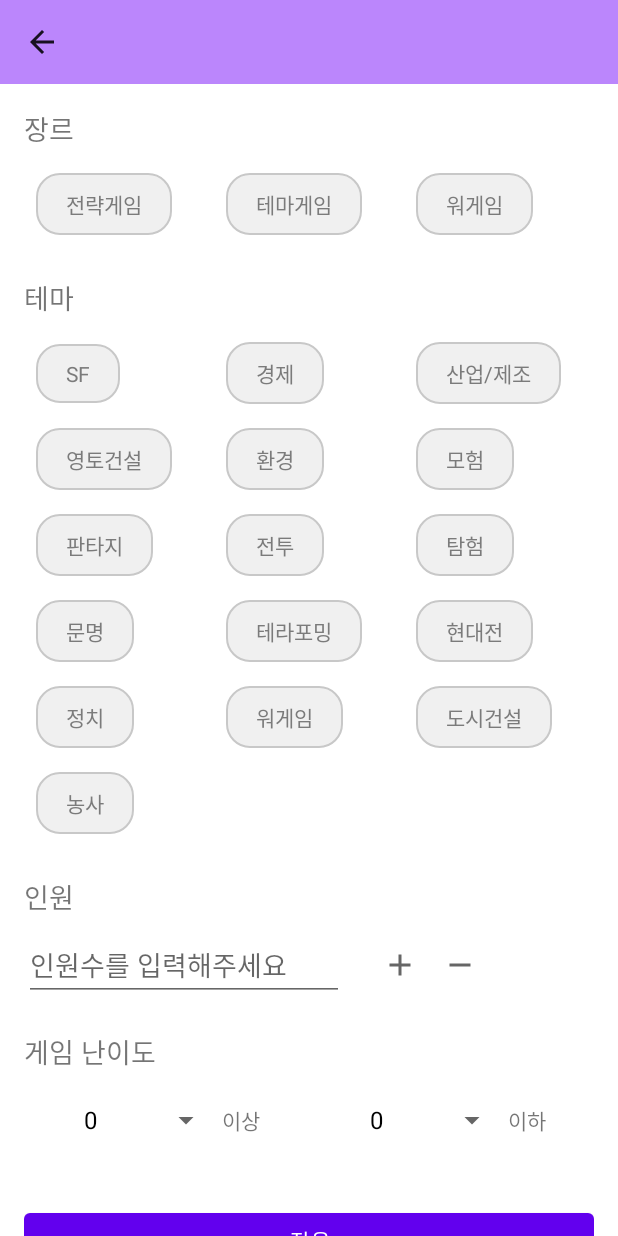
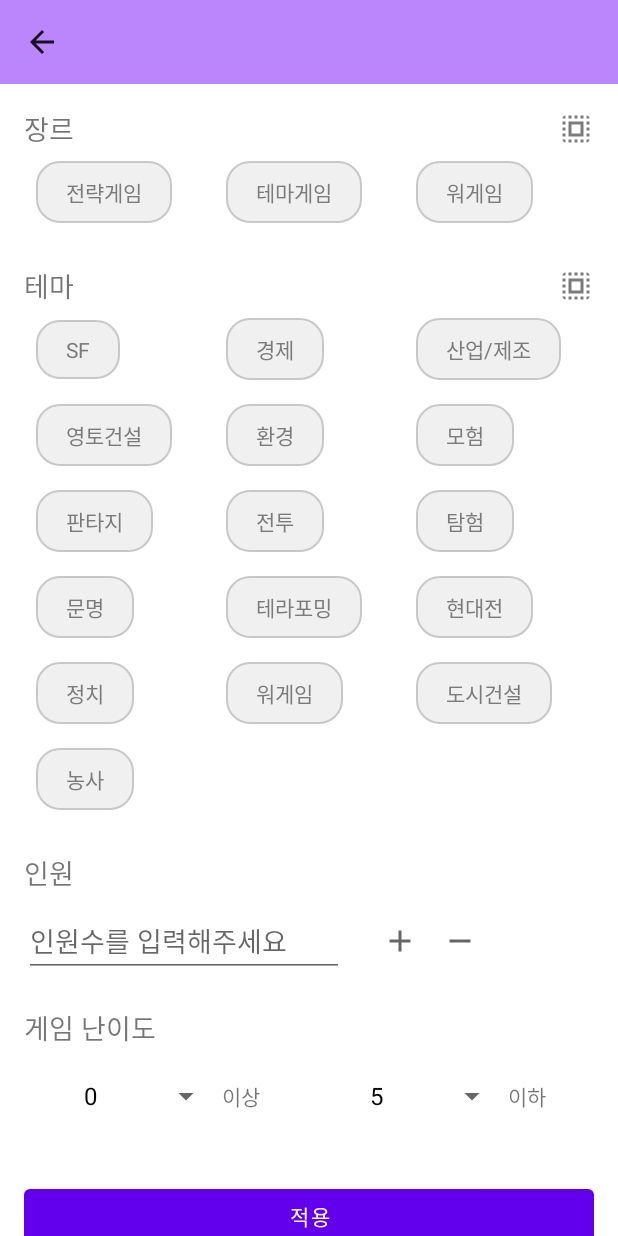
Before and after one commit to NyangX4/BoardGameApp_android, an Android app: the FilterActivity screen opened directly, with no data from a screen before it, on a phone screen of 412 x 824 dp. Run offline under Robolectric (Android 15) with nearby library versions, the phone set to English and light mode, and no system bars; our stand-ins replace data binding.

Commit message:
add select all button in filter activity

```diff
--- a/app/src/main/java/com/example/boardgame/FilterActivity.kt
+++ b/app/src/main/java/com/example/boardgame/FilterActivity.kt
@@ -6,11 +6,13 @@ import androidx.appcompat.app.AppCompatActivity
 import android.os.Bundle
 import android.util.Log
 import android.widget.ArrayAdapter
+import android.widget.ImageButton
 import android.widget.Toast
 import androidx.core.widget.addTextChangedListener
 import androidx.databinding.DataBindingUtil
 import androidx.recyclerview.widget.GridLayoutManager
 import androidx.recyclerview.widget.LinearLayoutManager
+import androidx.recyclerview.widget.RecyclerView
 import androidx.recyclerview.widget.StaggeredGridLayoutManager
 import com.example.boardgame.adapters.FilterAdapters
 import com.example.boardgame.adapters.ThemeAdpaters
@@ -19,7 +21,7 @@ import com.example.boardgame.data.TagList
 import com.example.boardgame.databinding.ActivityFilterBinding
 
 class FilterActivity : AppCompatActivity() {
-    private lateinit var binding : ActivityFilterBinding
+    private lateinit var binding: ActivityFilterBinding
 
     private lateinit var genreAdapter: FilterAdapters
     private lateinit var themeAdapter: FilterAdapters
@@ -40,32 +42,32 @@ class FilterActivity : AppCompatActivity() {
 
         setRecyclerView()
         setPeopleBtn()
+        // select all button
+        setSelectAll(binding.filterGenreSelectAll, binding.filterGenreRecyclerview, genreAdapter)
+        setSelectAll(binding.filterThemeSelectAll, binding.filterThemeRecyclerview, themeAdapter)
 
         // spinner
         // TODO : 조건 없는 경우 추가하기
-        val levelItems : List<Int> = listOf(0,1,2,3,4,5)
-        val levelAdapter : ArrayAdapter<Int?> = ArrayAdapter(this, android.R.layout.simple_spinner_dropdown_item, levelItems)
-        binding.filterLevelSpinnerMin.adapter = levelAdapter
-        binding.filterLevelSpinnerMax.adapter = levelAdapter
+        val levelItems: List<Int> = listOf(0, 1, 2, 3, 4, 5)
+        binding.filterLevelSpinnerMin.adapter =
+            ArrayAdapter(this, android.R.layout.simple_spinner_dropdown_item, levelItems)
+        binding.filterLevelSpinnerMax.adapter =
+            ArrayAdapter(this, android.R.layout.simple_spinner_dropdown_item, levelItems.reversed())
 
         // apply button
         binding.filterApplyBtn.setOnClickListener {
             val min = binding.filterLevelSpinnerMin.selectedItem as Int
             val max = binding.filterLevelSpinnerMax.selectedItem as Int
 
-            if (min != 0 && max != 0) {
-                if (min > max) {
             // TODO : warning 문구 바꾸기
-                    Log.i("에러 메시지", "들어옴!")
-                    Toast.makeText(applicationContext, "인원 수 warning", Toast.LENGTH_SHORT).show()
-
-                    //TODO : 예외처리 추가하기
-                    // 1. 인원 수 입력이 없을 때
-
-                    return@setOnClickListener
+            if (binding.filterPeopleEdit.text.toString().isEmpty()) {
+                // 인원 수 입력이 없을 때
+                Toast.makeText(this, "인원 수 warning", Toast.LENGTH_SHORT).show()
             }
+            else if (min > max) {
+                Toast.makeText(this, "난이도 warning", Toast.LENGTH_SHORT).show()
             }
-
+            else {
                 val intent: Intent = Intent()
                 intent.putExtra("genreList", genreAdapter.getSelectedList())
                 intent.putExtra("themeList", themeAdapter.getSelectedList())
@@ -76,24 +78,33 @@ class FilterActivity : AppCompatActivity() {
                 finish()
             }
         }
+    }
+
+    // 뒤로가기 버튼
+    override fun onSupportNavigateUp(): Boolean {
+        onBackPressed()
+        return true
+    }
 
     private fun setRecyclerView() {
         // genre recyclerView
         // TODO : spanCount를 auto fit으로 바꿔주기
-        binding.filterGenreRecyclerview.layoutManager = GridLayoutManager(this, 3, LinearLayoutManager.VERTICAL, false)
+        binding.filterGenreRecyclerview.layoutManager =
+            GridLayoutManager(this, 3, LinearLayoutManager.VERTICAL, false)
         binding.filterGenreRecyclerview.adapter = genreAdapter
         binding.filterGenreRecyclerview.setHasFixedSize(true)
 
         // theme recyclerView
         // TODO : spanCount를 auto fit으로 바꿔주기
-        binding.filterThemeRecyclerview.layoutManager = GridLayoutManager(this, 3, LinearLayoutManager.VERTICAL, false)
+        binding.filterThemeRecyclerview.layoutManager =
+            GridLayoutManager(this, 3, LinearLayoutManager.VERTICAL, false)
         binding.filterThemeRecyclerview.adapter = themeAdapter
         binding.filterThemeRecyclerview.setHasFixedSize(true)
     }
 
     private fun setPeopleBtn() {
         val editText = binding.filterPeopleEdit
-        editText.setOnClickListener{
+        editText.setOnClickListener {
             editText.setSelection(0, editText.text.toString().length)
         }
 
@@ -101,19 +112,26 @@ class FilterActivity : AppCompatActivity() {
         binding.filterPeoplePlus.setOnClickListener {
             if (editText.text.toString() == "") editText.setText("1")
             else
-                editText.setText((Integer.parseInt(editText.text.toString())+1).toString())
+                editText.setText((Integer.parseInt(editText.text.toString()) + 1).toString())
         }
         // remove button
         binding.filterPeopleRemove.setOnClickListener {
             if (editText.text.toString() == "") editText.setText("0")
             else if (Integer.parseInt(editText.text.toString()) > 0)
-                editText.setText((Integer.parseInt(editText.text.toString())-1).toString())
+                editText.setText((Integer.parseInt(editText.text.toString()) - 1).toString())
         }
     }
 
-    // 뒤로가기 버튼
-    override fun onSupportNavigateUp(): Boolean {
-        onBackPressed()
-        return true
+    private fun setSelectAll(allBtn : ImageButton, recyclerView: RecyclerView, adapters: FilterAdapters) {
+        allBtn.setOnClickListener {
+            allBtn.isSelected = !allBtn.isSelected
+
+            for (i in 0 until recyclerView.childCount) {
+                val holder : FilterAdapters.ItemHolder =
+                    recyclerView.getChildViewHolder(recyclerView.getChildAt(i)) as FilterAdapters.ItemHolder
+
+                adapters.selectItem(holder, i, allBtn.isSelected)
             }
         }
+    }
+}
--- a/app/src/main/java/com/example/boardgame/adapters/FilterAdapters.kt
+++ b/app/src/main/java/com/example/boardgame/adapters/FilterAdapters.kt
@@ -7,24 +7,29 @@ import androidx.recyclerview.widget.RecyclerView
 import com.example.boardgame.databinding.TagItemBinding
 
 class FilterAdapters(var context : Context, var list : List<String>) : RecyclerView.Adapter<FilterAdapters.ItemHolder>() {
+
+    class ItemHolder(val binding : TagItemBinding) : RecyclerView.ViewHolder(binding.root) {
+        fun onBind(tag : String) {
+            binding.tag = tag
+        }
+    }
+
     private var selectedList : ArrayList<String> = arrayListOf()
 
     override fun onCreateViewHolder(parent: ViewGroup, viewType: Int): ItemHolder {
         val itemHolder = TagItemBinding.inflate(LayoutInflater.from(parent.context), parent, false)
         return ItemHolder(itemHolder)
     }
-
     override fun getItemCount(): Int {
         return list.size
     }
-
     override fun onBindViewHolder(holder: ItemHolder, position: Int) {
         holder.onBind(list[position])
 
-        val binding = holder.binding
-        binding.tagItem.setOnClickListener {
-            binding.tagItem.isSelected = !binding.tagItem.isSelected
-            onClickItem(list[position], binding.tagItem.isSelected)
+        val tagItem = holder.binding.tagItem
+        tagItem.setOnClickListener {
+            tagItem.isSelected = !tagItem.isSelected
+            onClickItem(list[position], tagItem.isSelected)
         }
     }
 
@@ -34,12 +39,10 @@ class FilterAdapters(var context : Context, var list : List<String>) : RecyclerV
         else
             selectedList.remove(tag)
     }
-
     fun getSelectedList() = selectedList
 
-    class ItemHolder(val binding : TagItemBinding) : RecyclerView.ViewHolder(binding.root) {
-        fun onBind(tag : String) {
-            binding.tag = tag
-        }
+    fun selectItem(holder : ItemHolder, position: Int, allBtnIsSelected : Boolean) {
+        holder.binding.tagItem.isSelected = allBtnIsSelected
+        onClickItem(list[position], allBtnIsSelected)
     }
 }
--- /dev/null
+++ b/app/src/main/res/animator/selected_tag_all_btn.xml
@@ -0,0 +1,6 @@
+<?xml version="1.0" encoding="utf-8"?>
+<selector xmlns:android="http://schemas.android.com/apk/res/android">
+    <item android:state_pressed="true" android:drawable="@color/filter_select_all_clicked"/>
+    <item android:state_selected="true" android:drawable="@color/filter_select_all_clicked"/>
+    <item android:drawable="@color/filter_select_all_no_clicked"/>
+</selector>
--- /dev/null
+++ b/app/src/main/res/drawable/ic_select_all.xml
@@ -0,0 +1,10 @@
+<vector xmlns:android="http://schemas.android.com/apk/res/android"
+    android:width="24dp"
+    android:height="24dp"
+    android:viewportWidth="24"
+    android:viewportHeight="24"
+    android:tint="?attr/colorControlNormal">
+  <path
+      android:fillColor="@android:color/white"
+      android:pathData="M3,5h2L5,3c-1.1,0 -2,0.9 -2,2zM3,13h2v-2L3,11v2zM7,21h2v-2L7,19v2zM3,9h2L5,7L3,7v2zM13,3h-2v2h2L13,3zM19,3v2h2c0,-1.1 -0.9,-2 -2,-2zM5,21v-2L3,19c0,1.1 0.9,2 2,2zM3,17h2v-2L3,15v2zM9,3L7,3v2h2L9,3zM11,21h2v-2h-2v2zM19,13h2v-2h-2v2zM19,21c1.1,0 2,-0.9 2,-2h-2v2zM19,9h2L21,7h-2v2zM19,17h2v-2h-2v2zM15,21h2v-2h-2v2zM15,5h2L17,3h-2v2zM7,17h10L17,7L7,7v10zM9,9h6v6L9,15L9,9z"/>
+</vector>
--- a/app/src/main/res/layout/activity_filter.xml
+++ b/app/src/main/res/layout/activity_filter.xml
@@ -27,13 +27,31 @@
                 android:orientation="vertical"
                 android:padding="16dp">
 
+                <androidx.constraintlayout.widget.ConstraintLayout
+                    android:layout_width="match_parent"
+                    android:layout_height="match_parent">
+
                     <TextView
                         android:id="@+id/filter_genre_tv"
-                    android:layout_width="match_parent"
+                        android:layout_width="wrap_content"
                         android:layout_height="wrap_content"
-                    android:layout_marginBottom="8dp"
                         android:text="@string/genre"
-                    android:textSize="18sp" />
+                        android:textSize="18sp"
+                        app:layout_constraintBottom_toBottomOf="parent"
+                        app:layout_constraintStart_toStartOf="parent"
+                        app:layout_constraintTop_toTopOf="parent" />
+
+                    <ImageButton
+                        android:id="@+id/filter_genre_select_all"
+                        android:layout_width="wrap_content"
+                        android:layout_height="wrap_content"
+                        android:tint="@animator/selected_tag_textcolor"
+                        android:background="@animator/selected_tag_all_btn"
+                        android:src="@drawable/ic_select_all"
+                        app:layout_constraintBottom_toBottomOf="parent"
+                        app:layout_constraintEnd_toEndOf="parent"
+                        app:layout_constraintTop_toTopOf="parent" />
+                </androidx.constraintlayout.widget.ConstraintLayout>
 
                 <androidx.recyclerview.widget.RecyclerView
                     android:id="@+id/filter_genre_recyclerview"
@@ -43,13 +61,31 @@
 
                 </androidx.recyclerview.widget.RecyclerView>
 
+                <androidx.constraintlayout.widget.ConstraintLayout
+                    android:layout_width="match_parent"
+                    android:layout_height="match_parent">
+
                     <TextView
                         android:id="@+id/filter_theme_tv"
-                    android:layout_width="match_parent"
+                        android:layout_width="wrap_content"
                         android:layout_height="wrap_content"
-                    android:layout_marginBottom="8dp"
                         android:text="@string/theme"
-                    android:textSize="18sp" />
+                        android:textSize="18sp"
+                        app:layout_constraintBottom_toBottomOf="parent"
+                        app:layout_constraintStart_toStartOf="parent"
+                        app:layout_constraintTop_toTopOf="parent" />
+
+                    <ImageButton
+                        android:id="@+id/filter_theme_select_all"
+                        android:layout_width="wrap_content"
+                        android:layout_height="wrap_content"
+                        android:tint="@animator/selected_tag_textcolor"
+                        android:background="@animator/selected_tag_all_btn"
+                        app:layout_constraintBottom_toBottomOf="parent"
+                        app:layout_constraintEnd_toEndOf="parent"
+                        app:layout_constraintTop_toTopOf="parent"
+                        android:src="@drawable/ic_select_all" />
+                </androidx.constraintlayout.widget.ConstraintLayout>
 
                 <androidx.recyclerview.widget.RecyclerView
                     android:id="@+id/filter_theme_recyclerview"
--- a/app/src/main/res/values/colors.xml
+++ b/app/src/main/res/values/colors.xml
@@ -7,4 +7,7 @@
     <color name="teal_700">#FF018786</color>
     <color name="black">#FF000000</color>
     <color name="white">#FFFFFFFF</color>
+
+    <color name="filter_select_all_no_clicked">#00FFFFFF</color>
+    <color name="filter_select_all_clicked">#7b7b7b</color>
 </resources>
```
Lines whose indentation alone changed are shown as unchanged.
